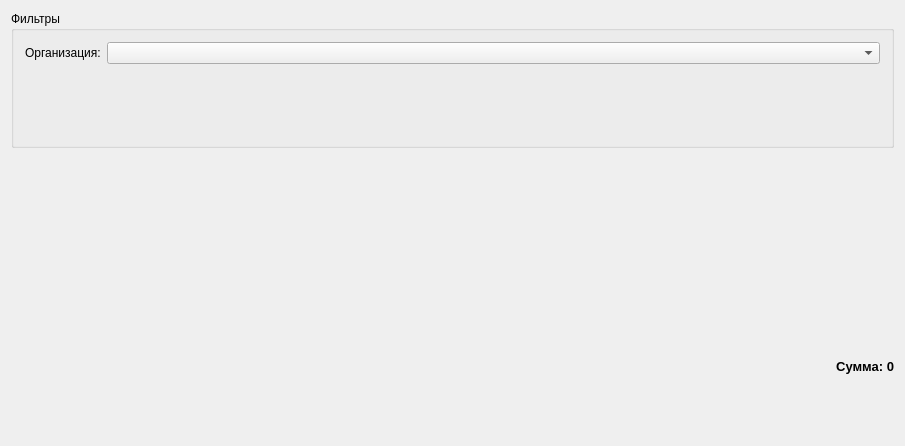
Old version of the form src/zpayments2fio.ui in the repository SergeyZaz/DSV.
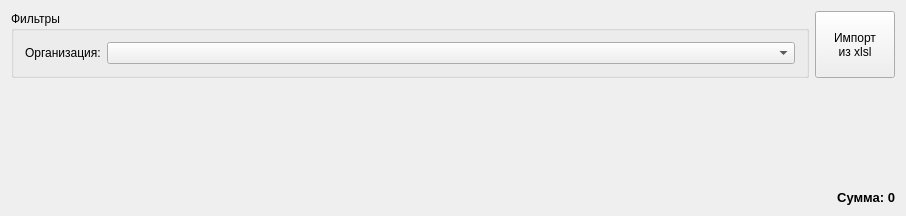
New version of the form. Icons and pictures are not drawn. Custom widgets are drawn as their Qt base class.

Commit message: +import payments

Patch:
```diff
--- a/src/zpayments2fio.ui
+++ b/src/zpayments2fio.ui
@@ -6,8 +6,8 @@
    <rect>
     <x>0</x>
     <y>0</y>
-    <width>905</width>
-    <height>446</height>
+    <width>906</width>
+    <height>201</height>
    </rect>
   </property>
   <property name="windowTitle">
@@ -17,8 +17,52 @@
    <iconset resource="../DSV.qrc">
     <normaloff>:/images/table.png</normaloff>:/images/table.png</iconset>
   </property>
-  <layout class="QGridLayout" name="gridLayout">
-   <item row="1" column="0">
+  <layout class="QVBoxLayout" name="verticalLayout">
+   <item>
+    <layout class="QHBoxLayout" name="horizontalLayout">
+     <item>
+      <widget class="QGroupBox" name="groupBox_2">
+       <property name="title">
+        <string>Фильтры</string>
+       </property>
+       <layout class="QFormLayout" name="formLayout">
+        <item row="0" column="0">
+         <widget class="QLabel" name="label_2">
+          <property name="text">
+           <string>Организация:</string>
+          </property>
+         </widget>
+        </item>
+        <item row="0" column="1">
+         <widget class="QComboBox" name="cboFilter">
+          <property name="minimumSize">
+           <size>
+            <width>200</width>
+            <height>0</height>
+           </size>
+          </property>
+         </widget>
+        </item>
+       </layout>
+      </widget>
+     </item>
+     <item>
+      <widget class="QPushButton" name="cmdImport">
+       <property name="sizePolicy">
+        <sizepolicy hsizetype="Fixed" vsizetype="Preferred">
+         <horstretch>0</horstretch>
+         <verstretch>0</verstretch>
+        </sizepolicy>
+       </property>
+       <property name="text">
+        <string>Импорт
+из xlsl</string>
+       </property>
+      </widget>
+     </item>
+    </layout>
+   </item>
+   <item>
     <widget class="QSplitter" name="splitter">
      <property name="orientation">
       <enum>Qt::Horizontal</enum>
@@ -33,7 +77,7 @@
      </widget>
     </widget>
    </item>
-   <item row="2" column="0">
+   <item>
     <widget class="QLabel" name="lblSumma">
      <property name="font">
       <font>
@@ -50,32 +94,6 @@
      </property>
     </widget>
    </item>
-   <item row="0" column="0">
-    <widget class="QGroupBox" name="groupBox_2">
-     <property name="title">
-      <string>Фильтры</string>
-     </property>
-     <layout class="QFormLayout" name="formLayout">
-      <item row="0" column="0">
-       <widget class="QLabel" name="label_2">
-        <property name="text">
-         <string>Организация:</string>
-        </property>
-       </widget>
-      </item>
-      <item row="0" column="1">
-       <widget class="QComboBox" name="cboFilter">
-        <property name="minimumSize">
-         <size>
-          <width>200</width>
-          <height>0</height>
-         </size>
-        </property>
-       </widget>
-      </item>
-     </layout>
-    </widget>
-   </item>
   </layout>
  </widget>
  <layoutdefault spacing="6" margin="11"/>
```
The commit also changes 5 other files.
